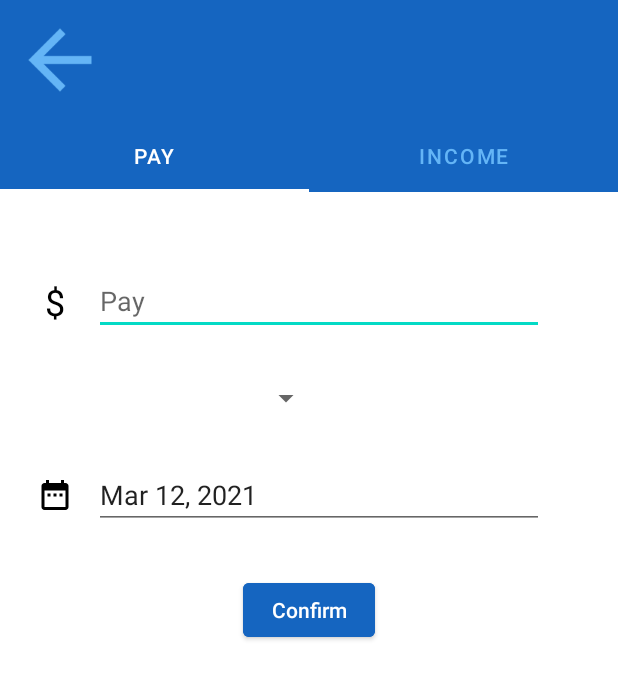
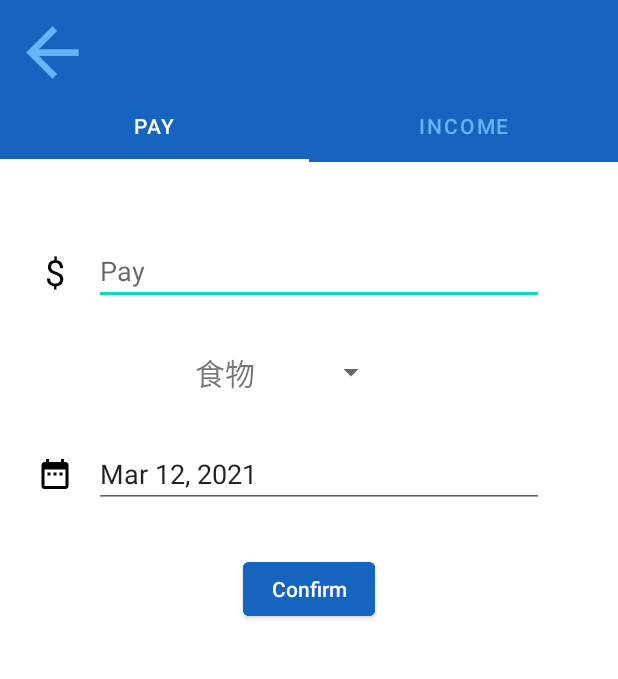
Before and after one commit to littlexfish-android/KeepAccounts, an Android app: the screen it shows after launch (Create), after a tap on "New", on a phone screen of 412 x 824 dp. Shown: the top 679 px of the screen. Run offline under Robolectric (Android 15) with nearby library versions, the phone set to English and light mode, and no system bars; our stand-ins replace Firebase (no records; nobody signed in at launch, a user with empty details on screens opened directly); 3 statements that could not run were skipped.

```diff
--- a/app/build.gradle
+++ b/app/build.gradle
@@ -1,6 +1,7 @@
 plugins {
     id 'com.android.application'
     id 'kotlin-android'
+    id 'com.google.gms.google-services'
 }
 
 android {
@@ -41,8 +42,13 @@ dependencies {
     implementation 'androidx.constraintlayout:constraintlayout:2.0.4'
     implementation 'androidx.annotation:annotation:1.1.0'
     implementation 'androidx.slice:slice-builders:1.0.0'
+    implementation 'com.google.firebase:firebase-storage:19.1.1'
     testImplementation 'junit:junit:4.+'
     androidTestImplementation 'androidx.test.ext:junit:1.1.2'
     androidTestImplementation 'androidx.test.espresso:espresso-core:3.3.0'
     implementation 'com.google.code.gson:gson:2.8.6'
+
+    implementation platform('com.google.firebase:firebase-bom:26.7.0')
+    implementation 'com.google.firebase:firebase-analytics-ktx'
+
 }
--- a/app/src/main/java/org/lf/android/keepaccounts/Create.kt
+++ b/app/src/main/java/org/lf/android/keepaccounts/Create.kt
@@ -12,6 +12,8 @@ import androidx.viewpager.widget.ViewPager
 import com.google.android.material.tabs.TabLayout
 import com.google.gson.JsonArray
 import org.lf.android.keepaccounts.io.Config
+import org.lf.android.keepaccounts.io.DataHandler
+import org.lf.android.keepaccounts.io.Files
 import java.text.SimpleDateFormat
 import java.util.*
 import kotlin.collections.ArrayList
@@ -22,6 +24,8 @@ class Create : AppCompatActivity(), TabLayout.OnTabSelectedListener  {
     private lateinit var mTab: TabLayout
     private lateinit var mPager: ViewPager
 
+    private lateinit var backButt: ImageView
+
     override fun onCreate(savedInstanceState: Bundle?) {
         super.onCreate(savedInstanceState)
         setContentView(R.layout.activity_create)
@@ -29,9 +33,13 @@ class Create : AppCompatActivity(), TabLayout.OnTabSelectedListener  {
         mTab = findViewById(R.id.tab)
         mPager = findViewById(R.id.viewPager)
 
+        backButt = findViewById(R.id.goBack)
+
         mTab.addOnTabSelectedListener(this)
         mTab.setupWithViewPager(mPager)
         mPager.adapter = MyPagerAdapter(this)
+
+        backButt.setOnClickListener { this.onBackPressed() }
 
     }
 
@@ -49,12 +57,16 @@ class Create : AppCompatActivity(), TabLayout.OnTabSelectedListener  {
 
     class MyPagerAdapter(private val act: Activity) : PagerAdapter() {
 
-        private lateinit var payValue: TextView
+        private var year = 0
+        private var month = 0
+        private var day = 0
+
+        private lateinit var payValue: EditText
         private lateinit var payTag: Spinner
         private lateinit var payDate: EditText
         private lateinit var payButt: Button
 
-        private lateinit var incomeValue: TextView
+        private lateinit var incomeValue: EditText
         private lateinit var incomeTag: Spinner
         private lateinit var incomeDate: EditText
         private lateinit var incomeButt: Button
@@ -84,20 +96,35 @@ class Create : AppCompatActivity(), TabLayout.OnTabSelectedListener  {
                     val sdf = SimpleDateFormat.getDateInstance()
                     val calender = Calendar.getInstance()
                     calender.time = d
+                    this.year = calender.get(Calendar.YEAR)
+                    this.month = calender.get(Calendar.MONTH) + 1
+                    this.day = calender.get(Calendar.DAY_OF_MONTH)
 
+                    payDate.isFocusable = false
                     payDate.text.clear()
                     payDate.text.append(sdf.format(calender.time))
                     payDate.setOnClickListener {
                         val date = DatePickerDialog(act)
                         date.updateDate(calender.get(Calendar.YEAR), calender.get(Calendar.MONTH), calender.get(Calendar.DAY_OF_MONTH))
-                        date.setOnDateSetListener { view, year, month, dayOfMonth ->
+                        date.setOnDateSetListener { _, year, month, dayOfMonth ->
                             calender.set(year, month, dayOfMonth)
                             payDate.text.clear()
                             payDate.text.append(sdf.format(calender.time))
+                            this.year = year
+                            this.month = month + 1
+                            this.day = dayOfMonth
                         }
+                        date.show()
                     }
 
                     payTag.adapter = TagSpinner(act, getCustomTag())
+
+                    payButt.setOnClickListener {
+                        val data = DataHandler(payValue.text.toString().toInt(), System.currentTimeMillis(), payTag.selectedItem.toString())
+                        val file = Files(act.filesDir)
+                        file.saveData(data, year, month, day)
+                        payValue.text.clear()
+                    }
 
                 }
                 else -> {
@@ -106,6 +133,39 @@ class Create : AppCompatActivity(), TabLayout.OnTabSelectedListener  {
                     incomeDate = view.findViewById(R.id.incomeDate)
                     incomeButt = view.findViewById(R.id.incomeConfirm)
 
+                    val d = Date()
+                    val sdf = SimpleDateFormat.getDateInstance()
+                    val calender = Calendar.getInstance()
+                    calender.time = d
+                    this.year = calender.get(Calendar.YEAR)
+                    this.month = calender.get(Calendar.MONTH) + 1
+                    this.day = calender.get(Calendar.DAY_OF_MONTH)
+
+                    incomeDate.isFocusable = false
+                    incomeDate.text.clear()
+                    incomeDate.text.append(sdf.format(calender.time))
+                    incomeDate.setOnClickListener {
+                        val date = DatePickerDialog(act)
+                        date.updateDate(calender.get(Calendar.YEAR), calender.get(Calendar.MONTH), calender.get(Calendar.DAY_OF_MONTH))
+                        date.setOnDateSetListener { _, year, month, dayOfMonth ->
+                            calender.set(year, month, dayOfMonth)
+                            incomeDate.text.clear()
+                            incomeDate.text.append(sdf.format(calender.time))
+                            this.year = year
+                            this.month = month + 1
+                            this.day = dayOfMonth
+                        }
+                        date.show()
+                    }
+
+                    incomeTag.adapter = TagSpinner(act, getCustomTag())
+
+                    incomeButt.setOnClickListener {
+                        val data = DataHandler(incomeValue.text.toString().toInt(), System.currentTimeMillis(), incomeTag.selectedItem.toString())
+                        val file = Files(act.filesDir)
+                        file.saveData(data, year, month, day, false)
+                        incomeValue.text.clear()
+                    }
 
                 }
             }
@@ -121,21 +181,14 @@ class Create : AppCompatActivity(), TabLayout.OnTabSelectedListener  {
             container.removeView(`object` as View)
         }
 
-        fun getCustomTag(): ArrayList<String> {
+        private fun getCustomTag(): ArrayList<String> {
+            Config.setConfigFile(act.filesDir)
             val list = ArrayList<String>()
             val config = Config.getConfig("customTag", JsonArray::class.java)
             for(tag in config!!.asJsonArray) {
                 list.add(tag.asString)
             }
             return list
-        }
-
-        fun pay(v: View?) {
-
-        }
-
-        fun income(v: View?) {
-
         }
 
     }
@@ -159,6 +212,7 @@ class Create : AppCompatActivity(), TabLayout.OnTabSelectedListener  {
         override fun getView(position: Int, convertView: View?, parent: ViewGroup?): View {
             val view = TextView(act)
             view.text = getItem(position).toString()
+            view.textSize = 20f
             return view
         }
 
--- a/app/src/main/java/org/lf/android/keepaccounts/MainActivity.kt
+++ b/app/src/main/java/org/lf/android/keepaccounts/MainActivity.kt
@@ -1,18 +1,43 @@
 package org.lf.android.keepaccounts
 
 import android.content.Intent
+import android.os.Bundle
+import android.os.Handler
+import android.os.Looper
+import android.view.View
+import android.widget.Toast
 import androidx.appcompat.app.AppCompatActivity
-import android.os.Bundle
-import android.view.View
-import org.lf.android.keepaccounts.io.DataHandler
+import com.google.firebase.storage.FirebaseStorage
+import org.lf.android.keepaccounts.io.Logger
+import java.io.File
+import java.io.FileInputStream
+import java.io.FileOutputStream
 
 class MainActivity : AppCompatActivity() {
+
+	private val ref = FirebaseStorage.getInstance().reference.child("Data")
+	private lateinit var data: File
+	private lateinit var tmpDir: File
 
 	override fun onCreate(savedInstanceState: Bundle?) {
 		super.onCreate(savedInstanceState)
 		setContentView(R.layout.activity_main)
 
+		data = File(filesDir.absolutePath + "/Data")
+		tmpDir = File(filesDir.absolutePath + "/tmp")
+		if(!tmpDir.exists()) tmpDir.mkdir()
 
+		if(savedInstanceState == null) {
+			Handler(Looper.getMainLooper()).postDelayed({syncFromFirebase()}, 1000)
+		}
+
+//		if(intent.extras?.containsKey("asd") != true) {
+//			resources.configuration.setLocale(Locale.TAIWAN)
+//			val i = intent
+//			i.putExtra("asd", true)
+//			finish()
+//			startActivity(i)
+//		}
 
 	}
 
@@ -22,4 +47,60 @@ class MainActivity : AppCompatActivity() {
 
 	}
 
+	fun state(v: View?) {
+		val i = Intent(this, Statistics::class.java)
+		startActivity(i)
+	}
+
+	private fun syncFromFirebase() {
+		Toast.makeText(this, R.string.syncStart, Toast.LENGTH_SHORT).show()
+		Logger.i("syncFile", "start sync file")
+		val yearDir = ref.list(5)
+		while(!yearDir.isComplete);
+		if(yearDir.isSuccessful) {
+			val yearDirRef = yearDir.result?.prefixes
+			if (yearDirRef != null) {
+				for(yearRef in yearDirRef) {
+					val monthData = yearRef.list(12)
+					while(!monthData.isComplete);
+					if(monthData.isSuccessful) {
+						val monthDataRef = monthData.result?.items
+						if(monthDataRef != null) {
+							for(monthRef in monthDataRef) {
+								val tmpFile = File.createTempFile("tmp" + monthRef.name, "json", tmpDir)
+								monthRef.getFile(tmpFile).addOnSuccessListener {
+									val fis = FileInputStream(tmpFile)
+									val fos = FileOutputStream(getLocalDataPath(yearRef.name, monthRef.name))
+									Logger.i("filePath", "tmpFile=\"${tmpFile.absolutePath}\", localFile=\"${getLocalDataPath(yearRef.name, monthRef.name)}\"")
+									var c = fis.read()
+									while(c != -1) {
+										fos.write(c)
+										c = fis.read()
+									}
+									fis.close()
+									fos.close()
+									if(!tmpFile.delete()) {
+										Logger.e("deleteFile", "error when deleting tmp file")
+									}
+									Logger.i("syncFileDownload", "syncFile: ${data.absolutePath} successful")
+								}.addOnFailureListener {
+									Logger.e("syncFile", "error on: \n${it.stackTrace}")
+									Toast.makeText(this, R.string.syncFalure, Toast.LENGTH_SHORT).show()
+								}
+							}
+						}
+					}
+				}
+			}
+		}
+		else {
+			Logger.e("test", "${yearDir.exception}")
+		}
+	}
+
+	private fun getLocalDataPath(dir: String, filename: String): File {
+		Logger.i("getPathDebug", data.absolutePath + "/" + dir + "/" + filename)
+		return File(data.absolutePath + "/" + dir + "/" + filename)
+	}
+
 }
--- a/app/src/main/java/org/lf/android/keepaccounts/io/Config.kt
+++ b/app/src/main/java/org/lf/android/keepaccounts/io/Config.kt
@@ -2,10 +2,7 @@ package org.lf.android.keepaccounts.io
 
 import com.google.gson.*
 import com.google.gson.stream.JsonWriter
-import java.io.BufferedWriter
-import java.io.File
-import java.io.FileReader
-import java.io.FileWriter
+import java.io.*
 import java.lang.StringBuilder
 
 object Config {
@@ -14,11 +11,13 @@ object Config {
 
 	private lateinit var config: File
 	private lateinit var root: JsonObject
+	private lateinit var element: JsonElement
 
-	fun setConfigFile(path: String) {
-		if(config != null) {
-			config = File(path)
-			root = JsonStreamParser(FileReader(config)).next().asJsonObject
+	fun setConfigFile(path: File) {
+		if(!::config.isInitialized) {
+			config = checkAndCreateConfig(path)
+			element = JsonStreamParser(FileReader(config)).next()
+			root = element.asJsonObject
 		}
 	}
 
@@ -75,22 +74,22 @@ object Config {
 	}
 
 	private fun writeToFile() {
-		Gson().newBuilder().setPrettyPrinting().create().toJson(root, BufferedWriter(FileWriter(config)))
+		write(element.toString())
 	}
 
 	private fun checkConfigNotNull(): Boolean {
-		if(config == null || root == null) {
+		if(!::config.isInitialized || !::root.isInitialized || !::element.isInitialized) {
 			throw IllegalStateException("Config File Not Initialize")
 		}
 		return true
 	}
 
-	private fun checkAndCreateConfig(path: String): File {
-		val file = File(path)
-		if(!file.exists()){
+	private fun checkAndCreateConfig(path: File): File {
+		val file = File(path.absolutePath + "/config.json")
+		if(!file.exists()) {
 			file.createNewFile()
 			val jsp = JsonStreamParser(getDefaultConfigJson()).next()
-			Gson().newBuilder().setPrettyPrinting().create().toJson(jsp, JsonWriter(FileWriter(file)))
+			write(file, jsp.toString())
 		}
 		return file
 	}
@@ -107,4 +106,18 @@ object Config {
 		return sb.toString()
 	}
 
+	private fun write(content: String) {
+		checkConfigNotNull()
+		val bfw = BufferedWriter(FileWriter(config))
+		bfw.write(content)
+	}
+
+	private fun write(file: File, content: String) {
+		val fos = FileOutputStream(file)
+		for(char in content) {
+			fos.write(char.toInt())
+		}
+		fos.close()
+	}
+
 }
--- a/app/src/main/java/org/lf/android/keepaccounts/io/DataHandler.kt
+++ b/app/src/main/java/org/lf/android/keepaccounts/io/DataHandler.kt
@@ -8,8 +8,6 @@ class DataHandler {
 	private var tag = ArrayList<String>()
 
 	var data: Detail
-		get() = data
-		private set(value) {}
 
 	constructor(toSave: Detail, timeS: Long, vararg tag: String) {
 		data = toSave
@@ -34,7 +32,7 @@ class DataHandler {
 	fun getTagString(): String {
 		val sb = StringBuilder(tag.size * 10)
 		for(str in tag) {
-			sb.append("$str, ")
+			sb.append("\"$str\", ")
 		}
 		return sb.substring(0, sb.length - 2)
 	}
--- a/app/src/main/res/layout/activity_create.xml
+++ b/app/src/main/res/layout/activity_create.xml
@@ -10,7 +10,7 @@
     <ImageView
         android:id="@+id/banner"
         android:layout_width="0dp"
-        android:layout_height="100dp"
+        android:layout_height="70dp"
         app:layout_constraintEnd_toEndOf="parent"
         app:layout_constraintStart_toStartOf="parent"
         app:layout_constraintTop_toTopOf="parent"
@@ -20,7 +20,7 @@
         android:id="@+id/tab"
         android:layout_width="match_parent"
         android:layout_height="wrap_content"
-        android:layout_marginTop="80dp"
+        android:layout_marginTop="60dp"
         android:backgroundTint="@color/button_bk"
         app:layout_constraintStart_toStartOf="parent"
         app:layout_constraintTop_toTopOf="parent"
@@ -44,8 +44,8 @@
 
     <ImageView
         android:id="@+id/goBack"
-        android:layout_width="60dp"
-        android:layout_height="60dp"
+        android:layout_width="50dp"
+        android:layout_height="50dp"
         android:layout_marginStart="10dp"
         android:layout_marginTop="10dp"
         android:scaleType="fitXY"
--- a/app/src/main/res/layout/activity_main.xml
+++ b/app/src/main/res/layout/activity_main.xml
@@ -28,6 +28,7 @@
         android:layout_marginTop="50dp"
         android:backgroundTint="@color/button_bk"
         android:backgroundTintMode="src_over"
+        android:onClick="state"
         android:text="@string/read"
         android:textAppearance="@style/TextAppearance.AppCompat.Body2"
         android:textSize="36sp"
--- a/app/src/main/res/layout/income.xml
+++ b/app/src/main/res/layout/income.xml
@@ -14,6 +14,7 @@
         android:ems="10"
         android:hint="@string/in"
         android:inputType="number"
+        android:maxLength="9"
         app:layout_constraintEnd_toEndOf="parent"
         app:layout_constraintStart_toEndOf="@+id/incomeMoney"
         app:layout_constraintTop_toTopOf="parent" />
@@ -70,7 +71,6 @@
         android:layout_marginTop="30dp"
         android:backgroundTint="@color/button_bk"
         android:backgroundTintMode="src_over"
-        android:onClick="income"
         android:text="@string/confirm"
         android:textAppearance="@style/TextAppearance.AppCompat.Body2"
         app:layout_constraintEnd_toEndOf="parent"
--- a/app/src/main/res/layout/pay.xml
+++ b/app/src/main/res/layout/pay.xml
@@ -14,6 +14,7 @@
         android:ems="10"
         android:hint="@string/out"
         android:inputType="number"
+        android:maxLength="9"
         app:layout_constraintEnd_toEndOf="parent"
         app:layout_constraintStart_toEndOf="@+id/payMoney"
         app:layout_constraintTop_toTopOf="parent" />
@@ -70,7 +71,6 @@
         android:layout_marginTop="30dp"
         android:backgroundTint="@color/button_bk"
         android:backgroundTintMode="src_over"
-        android:onClick="pay"
         android:text="@string/confirm"
         android:textAppearance="@style/TextAppearance.AppCompat.Body2"
         app:layout_constraintEnd_toEndOf="parent"
--- a/app/src/main/res/values/strings.xml
+++ b/app/src/main/res/values/strings.xml
@@ -1,10 +1,12 @@
 <?xml version="1.0" encoding="utf-8"?>
 <resources>
-    <string name="app_name">Simple<br />Keep Accounts</string>
+    <string name="app_name">Simple <br />Keep Accounts</string>
     <string name="write">New</string>
     <string name="read">Statistics</string>
     <string name="out">Pay</string>
     <string name="in">Income</string>
     <string name="date">Date</string>
     <string name="confirm">Confirm</string>
+    <string name="syncStart">Starting Synchronize...</string>
+    <string name="syncFalure">Synchronize Fail</string>
 </resources>
--- a/build.gradle
+++ b/build.gradle
@@ -8,7 +8,7 @@ buildscript {
     dependencies {
         classpath "com.android.tools.build:gradle:4.1.2"
         classpath "org.jetbrains.kotlin:kotlin-gradle-plugin:$kotlin_version"
-
+        classpath 'com.google.gms:google-services:4.3.5'
         // NOTE: Do not place your application dependencies here; they belong
         // in the individual module build.gradle files
     }
```
Also changed, not shown: app/src/main/AndroidManifest.xml (+8 -3 lines), app/src/main/java/org/lf/android/keepaccounts/Statistics.kt (added, +14 -0 lines), app/src/main/java/org/lf/android/keepaccounts/io/Files.kt (+46 -10 lines), app/src/main/res/layout/activity_statistics.xml (added, +9 -0 lines), 2 other files.
